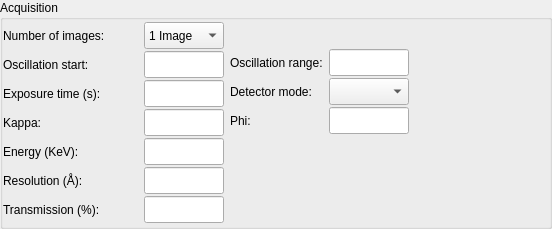
Old version of the form Bricks/widgets/ui_files/Qt4_acquisition_widget_vertical_simple_layout.ui in the repository hellmig/mxcube.
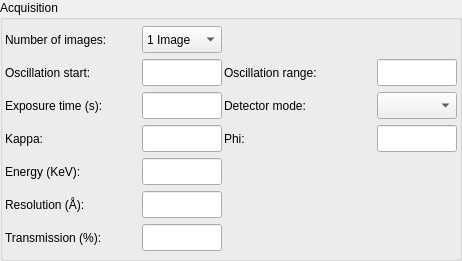
New version of the form.

Commit message: BESSY-specific: changed layout for acquisition widget after upgrade to Debian 9

```diff
--- a/Bricks/widgets/ui_files/Qt4_acquisition_widget_vertical_simple_layout.ui
+++ b/Bricks/widgets/ui_files/Qt4_acquisition_widget_vertical_simple_layout.ui
@@ -6,8 +6,8 @@
    <rect>
     <x>0</x>
     <y>0</y>
-    <width>552</width>
-    <height>229</height>
+    <width>462</width>
+    <height>261</height>
    </rect>
   </property>
   <property name="sizePolicy">
@@ -25,14 +25,11 @@
   <property name="windowTitle">
    <string>AcquisitionWidgetVerticalSimple</string>
   </property>
-  <layout class="QVBoxLayout">
-   <property name="spacing">
-    <number>0</number>
-   </property>
+  <layout class="QGridLayout" name="gridLayout_2">
    <property name="margin">
     <number>0</number>
    </property>
-   <item>
+   <item row="0" column="0">
     <widget class="QGroupBox" name="acq_gbox">
      <property name="maximumSize">
       <size>
@@ -43,40 +40,14 @@
      <property name="title">
       <string>Acquisition</string>
      </property>
-     <layout class="QVBoxLayout">
-      <property name="spacing">
-       <number>2</number>
-      </property>
-      <property name="leftMargin">
-       <number>0</number>
-      </property>
-      <property name="topMargin">
-       <number>2</number>
-      </property>
-      <property name="rightMargin">
-       <number>0</number>
-      </property>
-      <property name="bottomMargin">
-       <number>0</number>
-      </property>
-      <item>
-       <layout class="QHBoxLayout">
-        <item>
-         <layout class="QHBoxLayout">
-          <property name="spacing">
-           <number>6</number>
-          </property>
+     <layout class="QGridLayout" name="gridLayout">
           <property name="margin">
-           <number>0</number>
-          </property>
-          <item>
-           <layout class="QHBoxLayout">
-            <item>
-             <layout class="QVBoxLayout">
+       <number>2</number>
+      </property>
               <property name="spacing">
                <number>2</number>
               </property>
-              <item>
+      <item row="0" column="0">
                <widget class="QLabel" name="num_images_label">
                 <property name="sizePolicy">
                  <sizepolicy hsizetype="Fixed" vsizetype="Preferred">
@@ -111,7 +82,38 @@
                 </property>
                </widget>
               </item>
+      <item row="0" column="1">
+       <widget class="QComboBox" name="num_images_cbox">
+        <property name="minimumSize">
+         <size>
+          <width>80</width>
+          <height>27</height>
+         </size>
+        </property>
+        <property name="maximumSize">
+         <size>
+          <width>80</width>
+          <height>27</height>
+         </size>
+        </property>
               <item>
+         <property name="text">
+          <string>1 Image</string>
+         </property>
+        </item>
+        <item>
+         <property name="text">
+          <string>2 Images</string>
+         </property>
+        </item>
+        <item>
+         <property name="text">
+          <string>4 Images</string>
+         </property>
+        </item>
+       </widget>
+      </item>
+      <item row="1" column="0">
                <widget class="QLabel" name="osc_start_label">
                 <property name="maximumSize">
                  <size>
@@ -124,7 +126,61 @@
                 </property>
                </widget>
               </item>
-              <item>
+      <item row="1" column="1">
+       <widget class="QLineEdit" name="osc_start_ledit">
+        <property name="minimumSize">
+         <size>
+          <width>80</width>
+          <height>27</height>
+         </size>
+        </property>
+        <property name="maximumSize">
+         <size>
+          <width>70</width>
+          <height>27</height>
+         </size>
+        </property>
+       </widget>
+      </item>
+      <item row="1" column="2">
+       <widget class="QLabel" name="osc_range_label">
+        <property name="minimumSize">
+         <size>
+          <width>0</width>
+          <height>27</height>
+         </size>
+        </property>
+        <property name="maximumSize">
+         <size>
+          <width>16777215</width>
+          <height>27</height>
+         </size>
+        </property>
+        <property name="text">
+         <string>Oscillation range:</string>
+        </property>
+        <property name="wordWrap">
+         <bool>false</bool>
+        </property>
+       </widget>
+      </item>
+      <item row="1" column="3">
+       <widget class="QLineEdit" name="osc_range_ledit">
+        <property name="minimumSize">
+         <size>
+          <width>80</width>
+          <height>27</height>
+         </size>
+        </property>
+        <property name="maximumSize">
+         <size>
+          <width>70</width>
+          <height>27</height>
+         </size>
+        </property>
+       </widget>
+      </item>
+      <item row="2" column="0">
                <widget class="QLabel" name="exp_time_label">
                 <property name="minimumSize">
                  <size>
@@ -146,7 +202,73 @@
                 </property>
                </widget>
               </item>
-              <item>
+      <item row="2" column="1">
+       <widget class="QLineEdit" name="exp_time_ledit">
+        <property name="minimumSize">
+         <size>
+          <width>80</width>
+          <height>27</height>
+         </size>
+        </property>
+        <property name="maximumSize">
+         <size>
+          <width>70</width>
+          <height>27</height>
+         </size>
+        </property>
+       </widget>
+      </item>
+      <item row="2" column="2">
+       <widget class="QLabel" name="detector_roi_mode_label">
+        <property name="enabled">
+         <bool>true</bool>
+        </property>
+        <property name="sizePolicy">
+         <sizepolicy hsizetype="Preferred" vsizetype="Preferred">
+          <horstretch>0</horstretch>
+          <verstretch>0</verstretch>
+         </sizepolicy>
+        </property>
+        <property name="minimumSize">
+         <size>
+          <width>0</width>
+          <height>27</height>
+         </size>
+        </property>
+        <property name="maximumSize">
+         <size>
+          <width>16777215</width>
+          <height>27</height>
+         </size>
+        </property>
+        <property name="text">
+         <string>Detector mode:</string>
+        </property>
+        <property name="wordWrap">
+         <bool>false</bool>
+        </property>
+       </widget>
+      </item>
+      <item row="2" column="3">
+       <widget class="QComboBox" name="detector_roi_mode_combo">
+        <property name="enabled">
+         <bool>true</bool>
+        </property>
+        <property name="minimumSize">
+         <size>
+          <width>80</width>
+          <height>27</height>
+         </size>
+        </property>
+        <property name="maximumSize">
+         <size>
+          <width>70</width>
+          <height>27</height>
+         </size>
+        </property>
+       </widget>
+      </item>
+      <item row="3" column="0">
                <widget class="QLabel" name="kappa_label">
                 <property name="minimumSize">
                  <size>
@@ -165,7 +287,61 @@
                 </property>
                </widget>
               </item>
-              <item>
+      <item row="3" column="1">
+       <widget class="QLineEdit" name="kappa_ledit">
+        <property name="minimumSize">
+         <size>
+          <width>80</width>
+          <height>27</height>
+         </size>
+        </property>
+        <property name="maximumSize">
+         <size>
+          <width>70</width>
+          <height>27</height>
+         </size>
+        </property>
+       </widget>
+      </item>
+      <item row="3" column="2">
+       <widget class="QLabel" name="kappa_phi_label">
+        <property name="minimumSize">
+         <size>
+          <width>0</width>
+          <height>27</height>
+         </size>
+        </property>
+        <property name="maximumSize">
+         <size>
+          <width>16777215</width>
+          <height>27</height>
+         </size>
+        </property>
+        <property name="text">
+         <string>Phi:</string>
+        </property>
+        <property name="wordWrap">
+         <bool>false</bool>
+        </property>
+       </widget>
+      </item>
+      <item row="3" column="3">
+       <widget class="QLineEdit" name="kappa_phi_ledit">
+        <property name="minimumSize">
+         <size>
+          <width>80</width>
+          <height>27</height>
+         </size>
+        </property>
+        <property name="maximumSize">
+         <size>
+          <width>70</width>
+          <height>27</height>
+         </size>
+        </property>
+       </widget>
+      </item>
+      <item row="4" column="0">
                <widget class="QLabel" name="energy_label">
                 <property name="minimumSize">
                  <size>
@@ -187,7 +363,23 @@
                 </property>
                </widget>
               </item>
-              <item>
+      <item row="4" column="1">
+       <widget class="QLineEdit" name="energy_ledit">
+        <property name="minimumSize">
+         <size>
+          <width>80</width>
+          <height>27</height>
+         </size>
+        </property>
+        <property name="maximumSize">
+         <size>
+          <width>70</width>
+          <height>27</height>
+         </size>
+        </property>
+       </widget>
+      </item>
+      <item row="5" column="0">
                <widget class="QLabel" name="resolution_label">
                 <property name="minimumSize">
                  <size>
@@ -209,7 +401,23 @@
                 </property>
                </widget>
               </item>
-              <item>
+      <item row="5" column="1">
+       <widget class="QLineEdit" name="resolution_ledit">
+        <property name="minimumSize">
+         <size>
+          <width>80</width>
+          <height>27</height>
+         </size>
+        </property>
+        <property name="maximumSize">
+         <size>
+          <width>70</width>
+          <height>27</height>
+         </size>
+        </property>
+       </widget>
+      </item>
+      <item row="6" column="0">
                <widget class="QLabel" name="transmission_label">
                 <property name="sizePolicy">
                  <sizepolicy hsizetype="Preferred" vsizetype="Preferred">
@@ -237,125 +445,7 @@
                 </property>
                </widget>
               </item>
-             </layout>
-            </item>
-            <item>
-             <layout class="QVBoxLayout">
-              <property name="spacing">
-               <number>2</number>
-              </property>
-              <item>
-               <widget class="QComboBox" name="num_images_cbox">
-                <property name="minimumSize">
-                 <size>
-                  <width>80</width>
-                  <height>27</height>
-                 </size>
-                </property>
-                <property name="maximumSize">
-                 <size>
-                  <width>80</width>
-                  <height>27</height>
-                 </size>
-                </property>
-                <item>
-                 <property name="text">
-                  <string>1 Image</string>
-                 </property>
-                </item>
-                <item>
-                 <property name="text">
-                  <string>2 Images</string>
-                 </property>
-                </item>
-                <item>
-                 <property name="text">
-                  <string>4 Images</string>
-                 </property>
-                </item>
-               </widget>
-              </item>
-              <item>
-               <widget class="QLineEdit" name="osc_start_ledit">
-                <property name="minimumSize">
-                 <size>
-                  <width>80</width>
-                  <height>27</height>
-                 </size>
-                </property>
-                <property name="maximumSize">
-                 <size>
-                  <width>70</width>
-                  <height>27</height>
-                 </size>
-                </property>
-               </widget>
-              </item>
-              <item>
-               <widget class="QLineEdit" name="exp_time_ledit">
-                <property name="minimumSize">
-                 <size>
-                  <width>80</width>
-                  <height>27</height>
-                 </size>
-                </property>
-                <property name="maximumSize">
-                 <size>
-                  <width>70</width>
-                  <height>27</height>
-                 </size>
-                </property>
-               </widget>
-              </item>
-              <item>
-               <widget class="QLineEdit" name="kappa_ledit">
-                <property name="minimumSize">
-                 <size>
-                  <width>80</width>
-                  <height>27</height>
-                 </size>
-                </property>
-                <property name="maximumSize">
-                 <size>
-                  <width>70</width>
-                  <height>27</height>
-                 </size>
-                </property>
-               </widget>
-              </item>
-              <item>
-               <widget class="QLineEdit" name="energy_ledit">
-                <property name="minimumSize">
-                 <size>
-                  <width>80</width>
-                  <height>27</height>
-                 </size>
-                </property>
-                <property name="maximumSize">
-                 <size>
-                  <width>70</width>
-                  <height>27</height>
-                 </size>
-                </property>
-               </widget>
-              </item>
-              <item>
-               <widget class="QLineEdit" name="resolution_ledit">
-                <property name="minimumSize">
-                 <size>
-                  <width>80</width>
-                  <height>27</height>
-                 </size>
-                </property>
-                <property name="maximumSize">
-                 <size>
-                  <width>70</width>
-                  <height>27</height>
-                 </size>
-                </property>
-               </widget>
-              </item>
-              <item>
+      <item row="6" column="1">
                <widget class="QLineEdit" name="transmission_ledit">
                 <property name="minimumSize">
                  <size>
@@ -370,232 +460,6 @@
                  </size>
                 </property>
                </widget>
-              </item>
-             </layout>
-            </item>
-           </layout>
-          </item>
-          <item>
-           <layout class="QHBoxLayout">
-            <property name="margin">
-             <number>0</number>
-            </property>
-            <item>
-             <layout class="QVBoxLayout">
-              <property name="spacing">
-               <number>2</number>
-              </property>
-              <item>
-               <spacer name="verticalSpacer_3">
-                <property name="orientation">
-                 <enum>Qt::Vertical</enum>
-                </property>
-                <property name="sizeType">
-                 <enum>QSizePolicy::Fixed</enum>
-                </property>
-                <property name="sizeHint" stdset="0">
-                 <size>
-                  <width>40</width>
-                  <height>27</height>
-                 </size>
-                </property>
-               </spacer>
-              </item>
-              <item>
-               <widget class="QLabel" name="osc_range_label">
-                <property name="minimumSize">
-                 <size>
-                  <width>0</width>
-                  <height>27</height>
-                 </size>
-                </property>
-                <property name="maximumSize">
-                 <size>
-                  <width>16777215</width>
-                  <height>27</height>
-                 </size>
-                </property>
-                <property name="text">
-                 <string>Oscillation range:</string>
-                </property>
-                <property name="wordWrap">
-                 <bool>false</bool>
-                </property>
-               </widget>
-              </item>
-              <item>
-               <widget class="QLabel" name="detector_roi_mode_label">
-                <property name="enabled">
-                 <bool>true</bool>
-                </property>
-                <property name="sizePolicy">
-                 <sizepolicy hsizetype="Preferred" vsizetype="Preferred">
-                  <horstretch>0</horstretch>
-                  <verstretch>0</verstretch>
-                 </sizepolicy>
-                </property>
-                <property name="minimumSize">
-                 <size>
-                  <width>0</width>
-                  <height>27</height>
-                 </size>
-                </property>
-                <property name="maximumSize">
-                 <size>
-                  <width>16777215</width>
-                  <height>27</height>
-                 </size>
-                </property>
-                <property name="text">
-                 <string>Detector mode:</string>
-                </property>
-                <property name="wordWrap">
-                 <bool>false</bool>
-                </property>
-               </widget>
-              </item>
-              <item>
-               <widget class="QLabel" name="kappa_phi_label">
-                <property name="minimumSize">
-                 <size>
-                  <width>0</width>
-                  <height>27</height>
-                 </size>
-                </property>
-                <property name="maximumSize">
-                 <size>
-                  <width>16777215</width>
-                  <height>27</height>
-                 </size>
-                </property>
-                <property name="text">
-                 <string>Phi:</string>
-                </property>
-                <property name="wordWrap">
-                 <bool>false</bool>
-                </property>
-               </widget>
-              </item>
-              <item>
-               <spacer name="verticalSpacer">
-                <property name="orientation">
-                 <enum>Qt::Vertical</enum>
-                </property>
-                <property name="sizeHint" stdset="0">
-                 <size>
-                  <width>20</width>
-                  <height>40</height>
-                 </size>
-                </property>
-               </spacer>
-              </item>
-             </layout>
-            </item>
-            <item>
-             <layout class="QVBoxLayout">
-              <property name="spacing">
-               <number>2</number>
-              </property>
-              <item>
-               <spacer name="verticalSpacer_4">
-                <property name="orientation">
-                 <enum>Qt::Vertical</enum>
-                </property>
-                <property name="sizeType">
-                 <enum>QSizePolicy::Fixed</enum>
-                </property>
-                <property name="sizeHint" stdset="0">
-                 <size>
-                  <width>40</width>
-                  <height>27</height>
-                 </size>
-                </property>
-               </spacer>
-              </item>
-              <item>
-               <widget class="QLineEdit" name="osc_range_ledit">
-                <property name="minimumSize">
-                 <size>
-                  <width>80</width>
-                  <height>27</height>
-                 </size>
-                </property>
-                <property name="maximumSize">
-                 <size>
-                  <width>70</width>
-                  <height>27</height>
-                 </size>
-                </property>
-               </widget>
-              </item>
-              <item>
-               <widget class="QComboBox" name="detector_roi_mode_combo">
-                <property name="enabled">
-                 <bool>true</bool>
-                </property>
-                <property name="minimumSize">
-                 <size>
-                  <width>80</width>
-                  <height>27</height>
-                 </size>
-                </property>
-                <property name="maximumSize">
-                 <size>
-                  <width>70</width>
-                  <height>27</height>
-                 </size>
-                </property>
-               </widget>
-              </item>
-              <item>
-               <widget class="QLineEdit" name="kappa_phi_ledit">
-                <property name="minimumSize">
-                 <size>
-                  <width>80</width>
-                  <height>27</height>
-                 </size>
-                </property>
-                <property name="maximumSize">
-                 <size>
-                  <width>70</width>
-                  <height>27</height>
-                 </size>
-                </property>
-               </widget>
-              </item>
-              <item>
-               <spacer name="verticalSpacer_2">
-                <property name="orientation">
-                 <enum>Qt::Vertical</enum>
-                </property>
-                <property name="sizeHint" stdset="0">
-                 <size>
-                  <width>20</width>
-                  <height>40</height>
-                 </size>
-                </property>
-               </spacer>
-              </item>
-             </layout>
-            </item>
-           </layout>
-          </item>
-         </layout>
-        </item>
-        <item>
-         <spacer name="horizontalSpacer">
-          <property name="orientation">
-           <enum>Qt::Horizontal</enum>
-          </property>
-          <property name="sizeHint" stdset="0">
-           <size>
-            <width>40</width>
-            <height>20</height>
-           </size>
-          </property>
-         </spacer>
-        </item>
-       </layout>
       </item>
      </layout>
     </widget>
```
Lines whose indentation alone changed are shown as unchanged. The commit also changes 2 other files.
